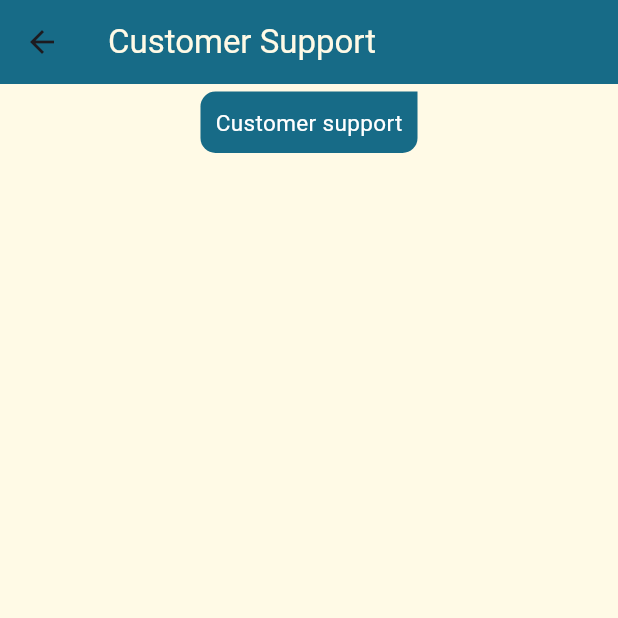
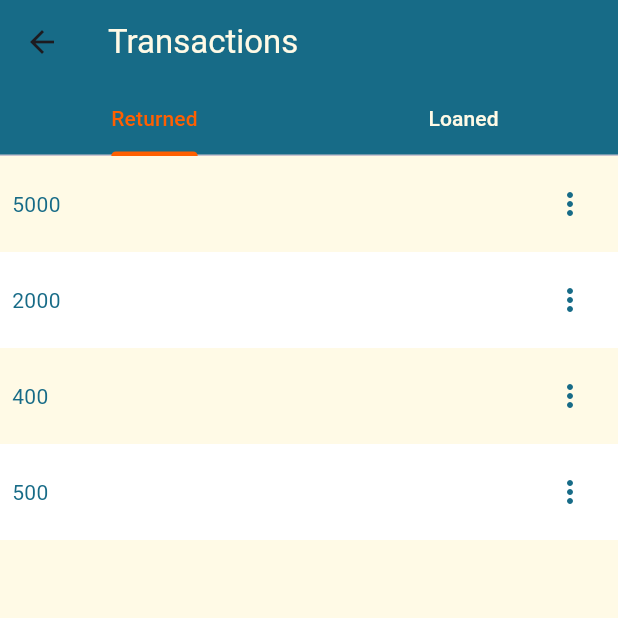
Before and after one commit to gmulonga/quicloan, a Flutter app: the Admindashboard screen opened directly, after a tap on "Transactions", on a phone screen of 412 x 824 dp, the top half of it. Run offline on Flutter 3.47's test engine with Material 3 defaults, Android fonts, the phone set to English and light mode, and no system bars; our stand-ins replace firebase_auth, firebase_core, modal_progress_hud_nsn; accounts and stored records are empty.

Commit message:
build: Transactions screen

```diff
--- /dev/null
+++ b/lib/Components/Table.dart
@@ -0,0 +1,48 @@
+import 'package:flutter/material.dart';
+import 'package:quicloan/Constants.dart';
+import 'package:quicloan/theme_notifier.dart';
+import 'package:provider/provider.dart';
+
+class TableScreen extends StatefulWidget {
+  @override
+  _TableScreenState createState() => _TableScreenState();
+}
+
+class _TableScreenState extends State<TableScreen> {
+  final List<String> rows = ['5000', '2000', '400', '500'];
+
+  @override
+  Widget build(BuildContext context) {
+    final themeNotifier = Provider.of<ThemeNotifier>(context);
+    return ListView.builder(
+      shrinkWrap: true,
+      physics: NeverScrollableScrollPhysics(),
+      itemCount: rows.length,
+      itemBuilder: (context, index) {
+        final row = rows[index];
+        final LightThemeColor = index % 2 == 0 ? kCream : kWhite;
+        final DarkThemeColor = index % 2 == 0 ? kDarkTheme2 : kDarkTheme1;
+        return Container(
+          color: themeNotifier.isDark ? DarkThemeColor : LightThemeColor,
+          padding: EdgeInsets.symmetric(vertical: 8.0, horizontal: 8.0),
+          child: Row(
+            mainAxisAlignment: MainAxisAlignment.spaceBetween,
+            children: [
+              Text(
+                row,
+                style: TextStyle(color: kNavyBlue),
+              ),
+              IconButton(
+                icon: Icon(Icons.more_vert),
+                color: kNavyBlue,
+                onPressed: () {
+                  print('Add button pressed on $row');
+                },
+              ),
+            ],
+          ),
+        );
+      },
+    );
+  }
+}
--- a/lib/Screens/Admin/AdminDashboard.dart
+++ b/lib/Screens/Admin/AdminDashboard.dart
@@ -8,6 +8,7 @@ import 'package:quicloan/Screens/Admin/UserManagement.dart';
 import 'package:quicloan/theme_notifier.dart';
 import 'package:provider/provider.dart';
 import 'package:quicloan/Screens/Admin/LoanOverview.dart';
+import 'package:quicloan/Screens/Admin/Transactions.dart';
 
 class Admindashboard extends StatefulWidget {
   @override
@@ -106,7 +107,7 @@ class _AdmindashboardState extends State<Admindashboard> {
                     child: ReusableContainer(
                         label: "Transactions",
                         onButtonPressed: () {
-                          return Supportscreen();
+                          return Transactions();
                         },
                         icon: Icons.monetization_on),
                   ),
--- /dev/null
+++ b/lib/Screens/Admin/Transactions.dart
@@ -0,0 +1,56 @@
+import 'package:flutter/material.dart';
+import 'package:quicloan/Constants.dart';
+import 'package:quicloan/theme_notifier.dart';
+import 'package:provider/provider.dart';
+import 'package:quicloan/Components/Table.dart';
+import 'package:quicloan/theme_notifier.dart';
+import 'package:provider/provider.dart';
+
+class Transactions extends StatelessWidget {
+  @override
+  Widget build(BuildContext context) {
+    final themeNotifier = Provider.of<ThemeNotifier>(context);
+    return DefaultTabController(
+      length: 2,
+      initialIndex: 0,
+      child: Scaffold(
+        backgroundColor: themeNotifier.isDark ? kDarkTheme2 : kCream,
+        appBar: AppBar(
+          backgroundColor: themeNotifier.isDark ? kDarkTheme1 : kNavyBlue,
+          title: const Text(
+            'Transactions',
+            style: TextStyle(color: kCream),
+          ),
+          bottom: const TabBar(
+            labelColor: kOrange,
+            indicatorColor: kOrange,
+            unselectedLabelColor: kCream,
+            tabs: <Widget>[
+              Tab(
+                text: 'Returned',
+              ),
+              Tab(
+                text: 'Loaned',
+              ),
+            ],
+          ),
+        ),
+        body: TabBarView(
+          children: <Widget>[
+            Column(
+              crossAxisAlignment: CrossAxisAlignment.stretch,
+              children: [
+                TableScreen(),
+              ],
+            ),
+            Column(
+              children: [
+                TableScreen(),
+              ],
+            ),
+          ],
+        ),
+      ),
+    );
+  }
+}
--- a/lib/Screens/Homescreen.dart
+++ b/lib/Screens/Homescreen.dart
@@ -6,7 +6,6 @@ import 'package:quicloan/Screens/Client/Userscreen.dart';
 import 'package:quicloan/Screens/Settings.dart';
 import 'package:quicloan/Screens/Client/SupportScreen.dart';
 import 'package:quicloan/Screens/Admin/AdminDashboard.dart';
-import 'package:quicloan/theme_notifier.dart';
 import 'package:quicloan/theme_notifier.dart';
 import 'package:provider/provider.dart';
 import 'package:firebase_auth/firebase_auth.dart';
```
Also changed, not shown: lib/Screens/Admin/UserDetails.dart (deleted, +0 -87 lines), 1 other file.
